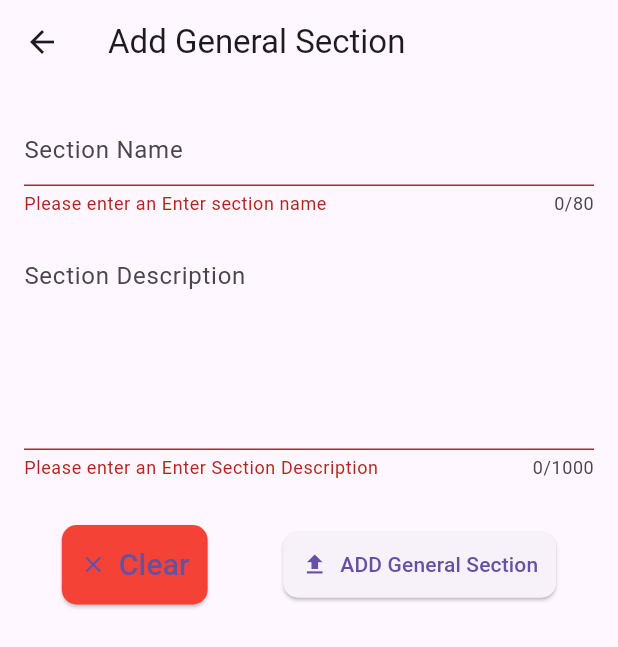
After one commit to naderwael1/opeartion_panal, a Flutter app: the AddGeneralSection screen opened directly, after a tap on "ADD General Section", on a phone screen of 412 x 824 dp. The commit adds this screen. Shown: the top 647 px of the screen. Run offline on Flutter 3.47's test engine with Material 3 defaults, Android fonts, the phone set to English and light mode, and no system bars; our stand-ins replace dotted_border, flutter_offline, get, go_router, google_sign_in, iconsax and 2 more; missing offline and left inert: flutter_facebook_auth; accounts and stored records are empty; network calls fail.

Commit message:
add general section

```diff
--- a/lib/Features/home/presentation/views/widgets/choose_based_token.dart
+++ b/lib/Features/home/presentation/views/widgets/choose_based_token.dart
@@ -1,5 +1,6 @@
 import 'package:bloc_v2/Features/emp_features/presentation/all_emp_screen.dart';
 import 'package:bloc_v2/Features/home/presentation/views/widgets/edit_upload_product_form.dart';
+import 'package:bloc_v2/add_general_Section/add_general_section.dart';
 import 'package:bloc_v2/add_register/add_register_employee.dart';
 import 'package:bloc_v2/providers/theme_provider.dart';
 import 'package:flutter/material.dart';
@@ -36,7 +37,7 @@ class HomeBody extends StatelessWidget {
           _buildCard(context, 'Operation Manager', operationImage, const AllBranchScreen()),
           _buildCard(context, 'Branch Manager', mangerImage, const AllBranchScreen()),
           _buildCard(context, 'Storage', storgeImage, const AllBranchScreen()),
-          _buildCard(context, 'Upload', cloud, const AddRegisterEmp()),
+          _buildCard(context, 'Upload', cloud, const EditOrUploadProductScreen()),
         ],
       ),
     );
--- /dev/null
+++ b/lib/add_general_Section/add_general_model.dart
@@ -0,0 +1,27 @@
+import 'package:http/http.dart' as http;
+Future<String> AddGeneral_Section({
+  required String sectionName,
+  required String sectionDescription,
+
+}) async {
+  final url = 'http://192.168.56.1:4000/admin/branch/add-general-section';
+  try {
+    final response = await http.post(
+      Uri.parse(url),
+      body: {
+        'section_name': sectionName,
+        'section_description': sectionDescription,
+      },
+    );
+    if (response.statusCode == 200 || response.statusCode == 201) {
+      // Success
+      final add_menu_item = response.body; // Assuming the branchId is returned in the response body
+      return add_menu_item;
+    } else {
+      // Failure
+      throw Exception('Failed to add employee: ${response.statusCode}');
+    }
+  } catch (e) {
+    throw Exception('Error add employee: $e');
+  }
+}
--- /dev/null
+++ b/lib/add_general_Section/add_general_section.dart
@@ -0,0 +1,138 @@
+import 'package:bloc_v2/add_general_Section/add_general_model.dart';
+import 'package:flutter/material.dart';
+import 'package:flutter/services.dart';
+
+class AddGeneralSection extends StatefulWidget {
+  const AddGeneralSection({Key? key});
+
+  @override
+  State<AddGeneralSection> createState() => _AddGeneralSection();
+}
+
+class _AddGeneralSection extends State<AddGeneralSection> {
+  TextEditingController sectionNameController = TextEditingController();
+  TextEditingController sectionDescriptionController = TextEditingController();
+
+
+  bool isEditing = false;
+  final _formKey = GlobalKey<FormState>();
+
+  void clearForm() {
+    sectionNameController.clear();
+    sectionDescriptionController.clear();
+  }
+
+  @override
+  Widget build(BuildContext context) {
+    return SafeArea(
+      child: Scaffold(
+        appBar: AppBar(
+          title: Text('Add General Section'),
+        ),
+        body: SafeArea(
+          child: SingleChildScrollView(
+            child: Padding(
+              padding: const EdgeInsets.symmetric(horizontal: 16, vertical: 0),
+              child: Form(
+                key: _formKey,
+                child: Column(
+                  children: [
+                    const SizedBox(height: 20),
+                    TextFormField(
+                          controller: sectionNameController,
+                          maxLength: 80,
+                          minLines: 1,
+                          maxLines: 2,
+                          keyboardType: TextInputType.multiline,
+                          textInputAction: TextInputAction.newline,
+                      key: const ValueKey('Section Name'),
+                      decoration: const InputDecoration(
+                        hintText: 'Section Name',
+                      ),
+                      validator: (value) {
+                        if (value == null || value.isEmpty) {
+                          return 'Please enter an Enter section name';
+                        }
+                        return null;
+                      },
+                    ),
+                    const SizedBox(height: 20),
+                    TextFormField(
+                      keyboardType: TextInputType.emailAddress,
+                      controller: sectionDescriptionController,
+                      key: const ValueKey('Section Description'),
+                          minLines: 5,
+                          maxLines: 8,
+                          maxLength: 1000,
+                          textCapitalization: TextCapitalization.sentences,
+                      decoration: const InputDecoration(
+                        hintText: 'Section Description',
+                      ),
+                      validator: (value) {
+                        if (value == null || value.isEmpty) {
+                          return 'Please enter an Enter Section Description';
+                        }
+                        return null;
+                      },
+                    ),
+                    const SizedBox(height: 30),
+                    Row(
+                      mainAxisAlignment: MainAxisAlignment.spaceAround,
+                      children: [
+                        ElevatedButton.icon(
+                          style: ElevatedButton.styleFrom(
+                            padding: const EdgeInsets.all(12),
+                            backgroundColor: Colors.red,
+                            shape: RoundedRectangleBorder(
+                              borderRadius: BorderRadius.circular(10),
+                            ),
+                          ),
+                          icon: const Icon(Icons.clear),
+                          label: const Text(
+                            "Clear",
+                            style: TextStyle(fontSize: 20),
+                          ),
+                          onPressed: () {
+                            clearForm();
+                          },
+                        ),
+                        ElevatedButton.icon(
+                          style: ElevatedButton.styleFrom(
+                            padding: const EdgeInsets.all(12),
+                            shape: RoundedRectangleBorder(
+                              borderRadius: BorderRadius.circular(10),
+                            ),
+                          ),
+                          icon: const Icon(Icons.upload),
+                          label: const Text(
+                            "ADD General Section",
+                          ),
+                          onPressed: () async {
+                            if (_formKey.currentState!.validate()) {
+                              try {
+                                final add_general_section = await AddGeneral_Section(
+                                  sectionName: sectionNameController.text,
+                                  sectionDescription: sectionDescriptionController.text,
+                                );
+                                print('Adding employee: $add_general_section');
+                                clearForm();
+                              } catch (e) {
+                                print('Error adding employee: $e');
+                              }
+                            } else {
+                              print('Form is not valid');
+                            }
+                          },
+                        ),
+                      ],
+                    ),
+                  ],
+                ),
+              ),
+            ),
+          ),
+        ),
+      ),
+    );
+  }
+}
```
